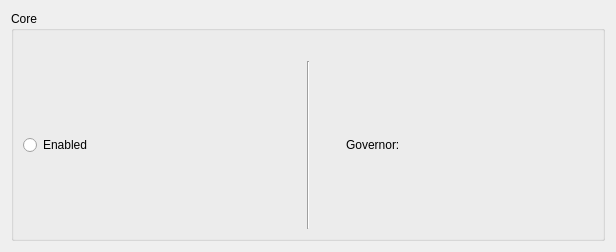
Old version of the form LenovoLegion/LenovoLegion-Application/ThreadControl.ui in the repository bolekjar/LenovoLegion.
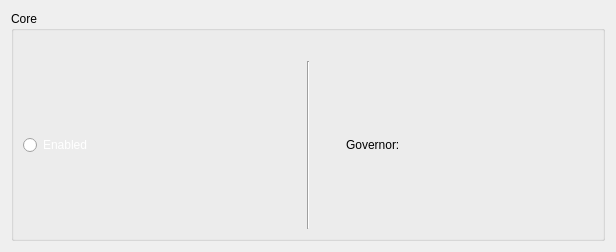
New version of the form.

The edit to the form file:
```diff
--- a/LenovoLegion/LenovoLegion-Application/ThreadControl.ui
+++ b/LenovoLegion/LenovoLegion-Application/ThreadControl.ui
@@ -19,6 +19,11 @@
   <property name="windowTitle">
    <string>Form</string>
   </property>
+  <property name="styleSheet">
+   <string notr="true">QRadioButton {
+	color: rgb(255, 255, 255);
+}</string>
+  </property>
   <layout class="QVBoxLayout" name="verticalLayout">
    <item>
     <widget class="QGroupBox" name="groupBox">
```
